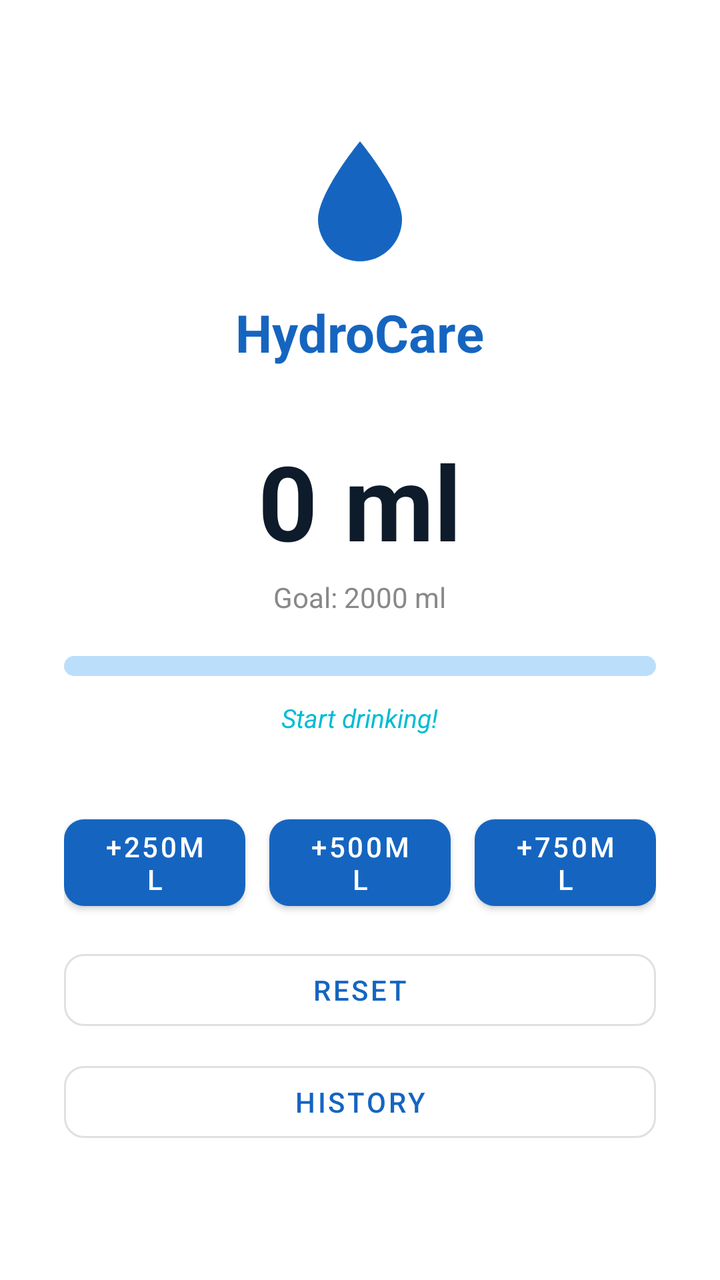
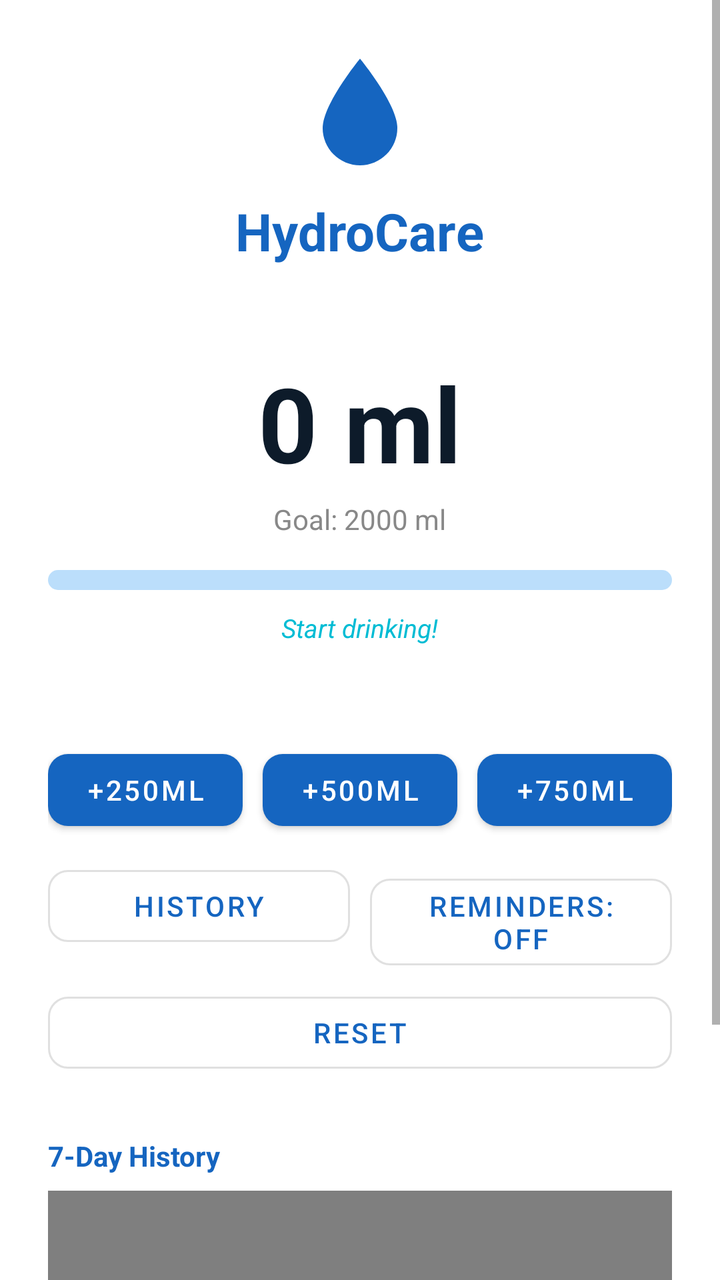

Screens rendered from an Android XML layout before and after an edit, with the pre-edit source and the edit as a unified diff.
<!-- AndroidManifest.xml: application theme Theme.HydroCare -->
<!-- res/layout/activity_main.xml -->
<?xml version="1.0" encoding="utf-8"?>
<LinearLayout xmlns:android="http://schemas.android.com/apk/res/android"
    xmlns:app="http://schemas.android.com/apk/res-auto"
    android:layout_width="match_parent"
    android:layout_height="match_parent"
    android:orientation="vertical"
    android:gravity="center"
    android:padding="32dp"
    android:background="#FFFFFF">

    <ImageView
        android:layout_width="72dp"
        android:layout_height="72dp"
        android:src="@drawable/ic_water_drop"
        android:tint="#1565C0" />

    <TextView
        android:layout_width="wrap_content"
        android:layout_height="wrap_content"
        android:layout_marginTop="12dp"
        android:text="HydroCare"
        android:textSize="26sp"
        android:textStyle="bold"
        android:textColor="#1565C0" />

    <TextView
        android:id="@+id/tvIntake"
        android:layout_width="wrap_content"
        android:layout_height="wrap_content"
        android:layout_marginTop="32dp"
        android:text="0 ml"
        android:textSize="52sp"
        android:textStyle="bold"
        android:textColor="#0D1B2A" />

    <TextView
        android:id="@+id/tvGoalLabel"
        android:layout_width="wrap_content"
        android:layout_height="wrap_content"
        android:text="Goal: 2000 ml"
        android:textSize="14sp"
        android:textColor="#888888"
        android:layout_marginTop="4dp" />

    <ProgressBar
        android:id="@+id/progressBar"
        style="@android:style/Widget.ProgressBar.Horizontal"
        android:layout_width="match_parent"
        android:layout_height="10dp"
        android:layout_marginTop="20dp"
        android:max="2000"
        android:progress="0"
        android:progressTint="#1565C0"
        android:progressBackgroundTint="#BBDEFB" />

    <TextView
        android:id="@+id/tvMotivation"
        android:layout_width="wrap_content"
        android:layout_height="wrap_content"
        android:layout_marginTop="12dp"
        android:text="Start drinking!"
        android:textSize="13sp"
        android:textColor="#00BCD4"
        android:textStyle="italic" />

    <LinearLayout
        android:layout_width="match_parent"
        android:layout_height="wrap_content"
        android:orientation="horizontal"
        android:layout_marginTop="36dp">

        <com.google.android.material.button.MaterialButton
            android:id="@+id/btn250"
            android:layout_width="0dp"
            android:layout_height="wrap_content"
            android:layout_weight="1"
            android:layout_marginEnd="6dp"
            android:text="+250ml"
            app:cornerRadius="10dp" />

        <com.google.android.material.button.MaterialButton
            android:id="@+id/btn500"
            android:layout_width="0dp"
            android:layout_height="wrap_content"
            android:layout_weight="1"
            android:layout_marginStart="6dp"
            android:layout_marginEnd="6dp"
            android:text="+500ml"
            app:cornerRadius="10dp" />

        <com.google.android.material.button.MaterialButton
            android:id="@+id/btn750"
            android:layout_width="0dp"
            android:layout_height="wrap_content"
            android:layout_weight="1"
            android:layout_marginStart="6dp"
            android:text="+750ml"
            app:cornerRadius="10dp" />

    </LinearLayout>

    <com.google.android.material.button.MaterialButton
        android:id="@+id/btnReset"
        style="@style/Widget.MaterialComponents.Button.OutlinedButton"
        android:layout_width="match_parent"
        android:layout_height="wrap_content"
        android:layout_marginTop="12dp"
        android:text="Reset"
        app:cornerRadius="10dp" />

    <com.google.android.material.button.MaterialButton
        android:id="@+id/btnHistory"
        style="@style/Widget.MaterialComponents.Button.OutlinedButton"
        android:layout_width="match_parent"
        android:layout_height="wrap_content"
        android:layout_marginTop="8dp"
        android:text="History"
        app:cornerRadius="10dp" />

</LinearLayout>
<!-- resources referenced by this layout -->
<resources>
  <!-- drawable ic_water_drop (drawable) -->
  <?xml version="1.0" encoding="utf-8"?>
  <vector xmlns:android="http://schemas.android.com/apk/res/android"
      android:width="24dp"
      android:height="24dp"
      android:viewportWidth="24"
      android:viewportHeight="24">
      <path
          android:fillColor="#FFFFFF"
          android:pathData="M12,2C12,2 5,10.5 5,15A7,7 0,0 0,19 15C19,10.5 12,2 12,2Z" />
  </vector>
  <style name="Theme.HydroCare" parent="Theme.MaterialComponents.Light.NoActionBar">
          <item name="colorPrimary">@color/primary</item>
          <item name="colorPrimaryDark">@color/primary_dark</item>
          <item name="colorAccent">@color/secondary</item>
          <item name="android:colorBackground">@color/background</item>
          <item name="android:statusBarColor">@color/primary</item>
      </style>
  <color name="primary">#1565C0</color>
  <color name="primary_dark">#003C8F</color>
  <color name="secondary">#00BCD4</color>
  <color name="background">#F0F8FF</color>
</resources>

<!-- the commit's change to res/layout/activity_main.xml (unified diff, before → after) -->
@@ -1,120 +1,181 @@
 <?xml version="1.0" encoding="utf-8"?>
-<LinearLayout xmlns:android="http://schemas.android.com/apk/res/android"
+<ScrollView xmlns:android="http://schemas.android.com/apk/res/android"
     xmlns:app="http://schemas.android.com/apk/res-auto"
     android:layout_width="match_parent"
     android:layout_height="match_parent"
-    android:orientation="vertical"
-    android:gravity="center"
-    android:padding="32dp"
-    android:background="#FFFFFF">
-
-    <ImageView
-        android:layout_width="72dp"
-        android:layout_height="72dp"
-        android:src="@drawable/ic_water_drop"
-        android:tint="#1565C0" />
-
-    <TextView
-        android:layout_width="wrap_content"
-        android:layout_height="wrap_content"
-        android:layout_marginTop="12dp"
-        android:text="HydroCare"
-        android:textSize="26sp"
-        android:textStyle="bold"
-        android:textColor="#1565C0" />
-
-    <TextView
-        android:id="@+id/tvIntake"
-        android:layout_width="wrap_content"
-        android:layout_height="wrap_content"
-        android:layout_marginTop="32dp"
-        android:text="0 ml"
-        android:textSize="52sp"
-        android:textStyle="bold"
-        android:textColor="#0D1B2A" />
-
-    <TextView
-        android:id="@+id/tvGoalLabel"
-        android:layout_width="wrap_content"
-        android:layout_height="wrap_content"
-        android:text="Goal: 2000 ml"
-        android:textSize="14sp"
-        android:textColor="#888888"
-        android:layout_marginTop="4dp" />
-
-    <ProgressBar
-        android:id="@+id/progressBar"
-        style="@android:style/Widget.ProgressBar.Horizontal"
-        android:layout_width="match_parent"
-        android:layout_height="10dp"
-        android:layout_marginTop="20dp"
-        android:max="2000"
-        android:progress="0"
-        android:progressTint="#1565C0"
-        android:progressBackgroundTint="#BBDEFB" />
-
-    <TextView
-        android:id="@+id/tvMotivation"
-        android:layout_width="wrap_content"
-        android:layout_height="wrap_content"
-        android:layout_marginTop="12dp"
-        android:text="Start drinking!"
-        android:textSize="13sp"
-        android:textColor="#00BCD4"
-        android:textStyle="italic" />
+    android:fillViewport="true">
 
     <LinearLayout
         android:layout_width="match_parent"
         android:layout_height="wrap_content"
-        android:orientation="horizontal"
-        android:layout_marginTop="36dp">
+        android:orientation="vertical"
+        android:gravity="center_horizontal"
+        android:padding="24dp"
+        android:paddingBottom="32dp"
+        android:background="#FFFFFF">
+
+        <ImageView
+            android:layout_width="64dp"
+            android:layout_height="64dp"
+            android:src="@drawable/ic_water_drop"
+            android:tint="#1565C0" />
+
+        <TextView
+            android:layout_width="wrap_content"
+            android:layout_height="wrap_content"
+            android:layout_marginTop="10dp"
+            android:text="HydroCare"
+            android:textSize="26sp"
+            android:textStyle="bold"
+            android:textColor="#1565C0" />
+
+        <TextView
+            android:id="@+id/tvStreak"
+            android:layout_width="wrap_content"
+            android:layout_height="wrap_content"
+            android:layout_marginTop="6dp"
+            android:text=""
+            android:textSize="13sp"
+            android:textStyle="bold"
+            android:textColor="#FF7043" />
+
+        <TextView
+            android:id="@+id/tvIntake"
+            android:layout_width="wrap_content"
+            android:layout_height="wrap_content"
+            android:layout_marginTop="20dp"
+            android:text="0 ml"
+            android:textSize="52sp"
+            android:textStyle="bold"
+            android:textColor="#0D1B2A" />
+
+        <TextView
+            android:id="@+id/tvGoalLabel"
+            android:layout_width="wrap_content"
+            android:layout_height="wrap_content"
+            android:text="Goal: 2000 ml"
+            android:textSize="14sp"
+            android:textColor="#888888"
+            android:layout_marginTop="4dp" />
+
+        <ProgressBar
+            android:id="@+id/progressBar"
+            style="@android:style/Widget.ProgressBar.Horizontal"
+            android:layout_width="match_parent"
+            android:layout_height="10dp"
+            android:layout_marginTop="16dp"
+            android:max="2000"
+            android:progress="0"
+            android:progressTint="#1565C0"
+            android:progressBackgroundTint="#BBDEFB" />
+
+        <TextView
+            android:id="@+id/tvMotivation"
+            android:layout_width="wrap_content"
+            android:layout_height="wrap_content"
+            android:layout_marginTop="10dp"
+            android:text="Start drinking!"
+            android:textSize="13sp"
+            android:textColor="#00BCD4"
+            android:textStyle="italic" />
+
+        <TextView
+            android:id="@+id/tvWeather"
+            android:layout_width="wrap_content"
+            android:layout_height="wrap_content"
+            android:layout_marginTop="4dp"
+            android:text=""
+            android:textSize="12sp"
+            android:textColor="#888888" />
+
+        <LinearLayout
+            android:layout_width="match_parent"
+            android:layout_height="wrap_content"
+            android:orientation="horizontal"
+            android:layout_marginTop="28dp">
+
+            <com.google.android.material.button.MaterialButton
+                android:id="@+id/btn250"
+                android:layout_width="0dp"
+                android:layout_height="wrap_content"
+                android:layout_weight="1"
+                android:layout_marginEnd="5dp"
+                android:text="+250ml"
+                app:cornerRadius="10dp" />
+
+            <com.google.android.material.button.MaterialButton
+                android:id="@+id/btn500"
+                android:layout_width="0dp"
+                android:layout_height="wrap_content"
+                android:layout_weight="1"
+                android:layout_marginStart="5dp"
+                android:layout_marginEnd="5dp"
+                android:text="+500ml"
+                app:cornerRadius="10dp" />
+
+            <com.google.android.material.button.MaterialButton
+                android:id="@+id/btn750"
+                android:layout_width="0dp"
+                android:layout_height="wrap_content"
+                android:layout_weight="1"
+                android:layout_marginStart="5dp"
+                android:text="+750ml"
+                app:cornerRadius="10dp" />
+
+        </LinearLayout>
+
+        <LinearLayout
+            android:layout_width="match_parent"
+            android:layout_height="wrap_content"
+            android:orientation="horizontal"
+            android:layout_marginTop="10dp">
+
+            <com.google.android.material.button.MaterialButton
+                android:id="@+id/btnHistory"
+                style="@style/Widget.MaterialComponents.Button.OutlinedButton"
+                android:layout_width="0dp"
+                android:layout_height="wrap_content"
+                android:layout_weight="1"
+                android:layout_marginEnd="5dp"
+                android:text="History"
+                app:cornerRadius="10dp" />
+
+            <com.google.android.material.button.MaterialButton
+                android:id="@+id/btnReminder"
+                style="@style/Widget.MaterialComponents.Button.OutlinedButton"
+                android:layout_width="0dp"
+                android:layout_height="wrap_content"
+                android:layout_weight="1"
+                android:layout_marginStart="5dp"
+                android:text="Reminders: OFF"
+                app:cornerRadius="10dp" />
+
+        </LinearLayout>
 
         <com.google.android.material.button.MaterialButton
-            android:id="@+id/btn250"
-            android:layout_width="0dp"
+            android:id="@+id/btnReset"
+            style="@style/Widget.MaterialComponents.Button.OutlinedButton"
+            android:layout_width="match_parent"
             android:layout_height="wrap_content"
-            android:layout_weight="1"
-            android:layout_marginEnd="6dp"
-            android:text="+250ml"
+            android:layout_marginTop="8dp"
+            android:text="Reset"
             app:cornerRadius="10dp" />
 
-        <com.google.android.material.button.MaterialButton
-            android:id="@+id/btn500"
-            android:layout_width="0dp"
+        <TextView
+            android:layout_width="match_parent"
             android:layout_height="wrap_content"
-            android:layout_weight="1"
-            android:layout_marginStart="6dp"
-            android:layout_marginEnd="6dp"
-            android:text="+500ml"
-            app:cornerRadius="10dp" />
+            android:layout_marginTop="28dp"
+            android:text="7-Day History"
+            android:textSize="14sp"
+            android:textStyle="bold"
+            android:textColor="#1565C0" />
 
-        <com.google.android.material.button.MaterialButton
-            android:id="@+id/btn750"
-            android:layout_width="0dp"
-            android:layout_height="wrap_content"
-            android:layout_weight="1"
-            android:layout_marginStart="6dp"
-            android:text="+750ml"
-            app:cornerRadius="10dp" />
+        <com.hydrocare.app.HydroChartView
+            android:id="@+id/chartView"
+            android:layout_width="match_parent"
+            android:layout_height="180dp"
+            android:layout_marginTop="8dp" />
 
     </LinearLayout>
 
-    <com.google.android.material.button.MaterialButton
-        android:id="@+id/btnReset"
-        style="@style/Widget.MaterialComponents.Button.OutlinedButton"
-        android:layout_width="match_parent"
-        android:layout_height="wrap_content"
-        android:layout_marginTop="12dp"
-        android:text="Reset"
-        app:cornerRadius="10dp" />
-
-    <com.google.android.material.button.MaterialButton
-        android:id="@+id/btnHistory"
-        style="@style/Widget.MaterialComponents.Button.OutlinedButton"
-        android:layout_width="match_parent"
-        android:layout_height="wrap_content"
-        android:layout_marginTop="8dp"
-        android:text="History"
-        app:cornerRadius="10dp" />
-
-</LinearLayout>
+</ScrollView>
